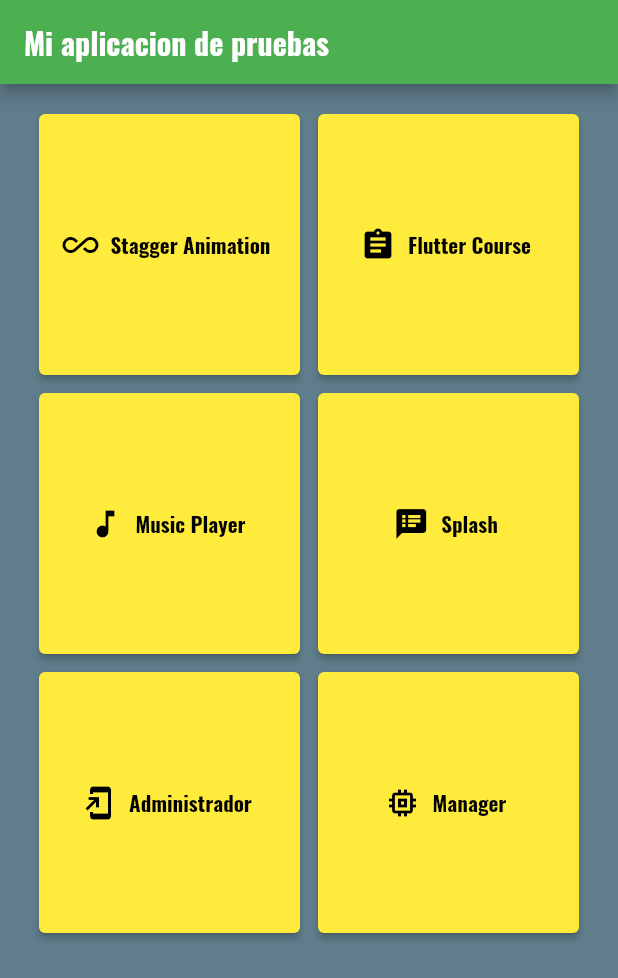
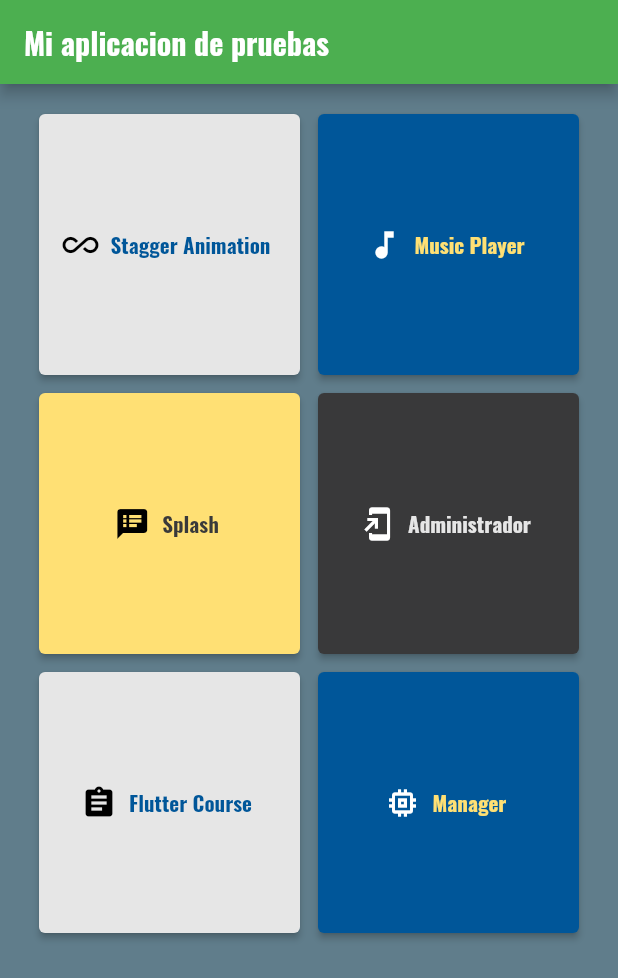
Before and after one commit to alfaodin/flutter_course, a Flutter app: the screen it shows after launch, on a phone screen of 412 x 824 dp. Shown: the top 978 px of the screen. Run offline on Flutter 3.47's test engine with Material 2 defaults, Android fonts, the phone set to English and light mode, and no system bars; missing offline and left inert: fluttery, fluttery_audio.

Commit message:
Menu dinamico, pruebas de animacion

```diff
--- /dev/null
+++ b/lib/pages/main_menu/data/onboard-page-dat.dart
@@ -0,0 +1,48 @@
+import 'dart:ui';
+import 'package:flutter/material.dart';
+import 'package:hello_world/pages/main_menu/model/main-menu-model.dart';
+
+List<MainMenuModel> mainMenuListData = [
+  MainMenuModel(
+    Color(0xFFE6E6E6),
+    Color(0xFF005699),
+    'Stagger Animation',
+    '/stagger',
+    Icons.all_inclusive,
+  ),
+  MainMenuModel(
+    Color(0xFF005699),
+    Color(0xFFFFE074),
+    'Music Player',
+    '/music',
+    Icons.music_note,
+  ),
+  MainMenuModel(
+    Color(0xFFFFE074),
+    Color(0xFF39393A),
+    'Splash',
+    '/splash',
+    Icons.speaker_notes,
+  ),
+  MainMenuModel(
+    Color(0xFF39393A),
+    Color(0xFFE6E6E6),
+    'Administrador',
+    '/admin',
+    Icons.add_to_home_screen,
+  ),
+  MainMenuModel(
+    Color(0xFFE6E6E6),
+    Color(0xFF005699),
+    'Flutter Course',
+    '/course',
+    Icons.assignment,
+  ),
+  MainMenuModel(
+    Color(0xFF005699),
+    Color(0xFFFFE074),
+    'Manager',
+    '/manager',
+    Icons.memory,
+  ),
+];
--- a/lib/pages/main_menu/main_menu.dart
+++ b/lib/pages/main_menu/main_menu.dart
@@ -1,6 +1,7 @@
 import 'package:flutter/cupertino.dart';
 import 'package:flutter/material.dart';
 import 'package:flutter/rendering.dart';
+import 'package:hello_world/pages/main_menu/data/onboard-page-dat.dart';
 
 class MainMenu extends StatefulWidget {
   const MainMenu({Key key}) : super(key: key);
@@ -19,7 +20,7 @@ class _MainMenuState extends State<MainMenu>
     super.initState();
 
     controller =
-        AnimationController(duration: const Duration(seconds: 1), vsync: this);
+        AnimationController(duration: const Duration(seconds: 2), vsync: this);
     animation = Tween<double>(begin: -100, end: 0).animate(CurvedAnimation(
       parent: controller,
       curve: Curves.fastOutSlowIn,
@@ -49,9 +50,38 @@ class _MainMenuState extends State<MainMenu>
         body: Container(
           color: Colors.blueGrey,
           constraints: BoxConstraints.expand(),
-          child: _buildStaggerdGrid(context),
+          child: _buildDynamicGrid(context),
         ),
       ),
+    );
+  }
+
+  Widget _buildDynamicGrid(BuildContext context) {
+    return GridView.builder(
+      padding: EdgeInsets.symmetric(
+        horizontal: 26,
+        vertical: 20,
+      ),
+      itemBuilder: (BuildContext context, int position) {
+        return Transform.translate(
+          offset: Offset(animation.value, 0),
+          child: RaisedButton.icon(
+            color: mainMenuListData[position].mainColor,
+            icon: Icon(mainMenuListData[position].iconData),
+            label: Text(
+              mainMenuListData[position].label,
+              style: TextStyle(color: mainMenuListData[position].textColor),
+            ),
+            onPressed: () {
+              Navigator.pushNamed(
+                  context, mainMenuListData[position].navigationPath);
+            },
+          ),
+        );
+      },
+      itemCount: mainMenuListData.length,
+      gridDelegate: SliverGridDelegateWithFixedCrossAxisCount(
+          crossAxisCount: 2, crossAxisSpacing: 12, mainAxisSpacing: 12),
     );
   }
 
--- /dev/null
+++ b/lib/pages/main_menu/model/main-menu-model.dart
@@ -0,0 +1,14 @@
+import 'dart:ui';
+import 'package:flutter/widgets.dart';
+
+class MainMenuModel {
+  final Color mainColor;
+  final Color textColor;
+
+  final String label;
+  final String navigationPath;
+  final IconData iconData;
+
+  MainMenuModel(this.mainColor, this.textColor, this.label, this.navigationPath,
+      this.iconData);
+}
```
